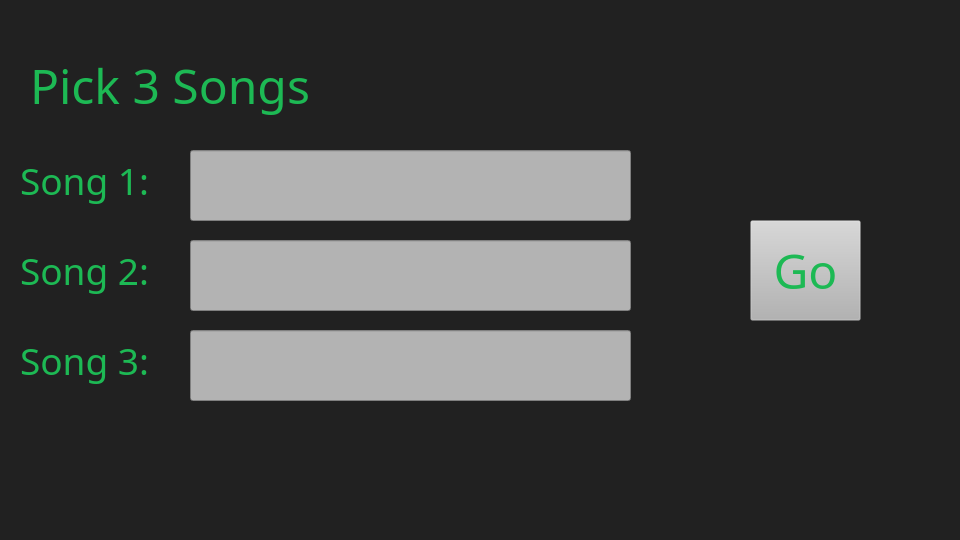
samza1100/p3-test, file mainwindow.ui: the form before one commit.
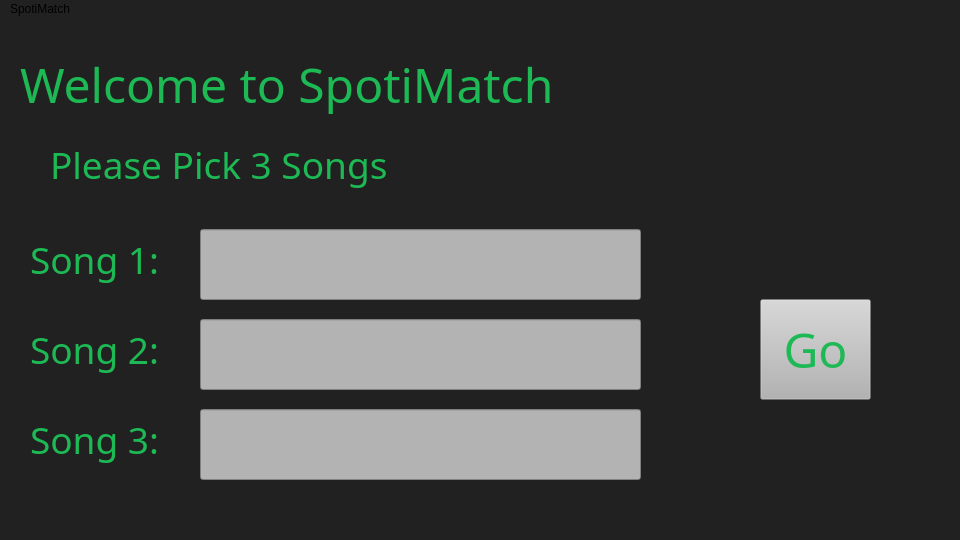
The form after the commit.

Commit message: added welcome text

```diff
--- a/mainwindow.ui
+++ b/mainwindow.ui
@@ -20,15 +20,15 @@
    <widget class="QPushButton" name="goButton">
     <property name="geometry">
      <rect>
-      <x>750</x>
-      <y>220</y>
+      <x>760</x>
+      <y>280</y>
       <width>111</width>
       <height>101</height>
      </rect>
     </property>
     <property name="font">
      <font>
-      <family>Corbel</family>
+      <family>Century Gothic</family>
       <pointsize>36</pointsize>
      </font>
     </property>
@@ -43,15 +43,15 @@
    <widget class="QLabel" name="TextS1">
     <property name="geometry">
      <rect>
-      <x>20</x>
-      <y>150</y>
+      <x>30</x>
+      <y>210</y>
       <width>151</width>
       <height>61</height>
      </rect>
     </property>
     <property name="font">
      <font>
-      <family>Corbel</family>
+      <family>Century Gothic</family>
       <pointsize>28</pointsize>
       <bold>false</bold>
      </font>
@@ -67,15 +67,15 @@
    <widget class="QLineEdit" name="song3">
     <property name="geometry">
      <rect>
-      <x>190</x>
-      <y>330</y>
+      <x>200</x>
+      <y>390</y>
       <width>441</width>
       <height>71</height>
      </rect>
     </property>
     <property name="font">
      <font>
-      <family>Comfortaa</family>
+      <family>Century Gothic</family>
       <pointsize>28</pointsize>
      </font>
     </property>
@@ -86,15 +86,15 @@
    <widget class="QLineEdit" name="song2">
     <property name="geometry">
      <rect>
-      <x>190</x>
-      <y>240</y>
+      <x>200</x>
+      <y>300</y>
       <width>441</width>
       <height>71</height>
      </rect>
     </property>
     <property name="font">
      <font>
-      <family>Comfortaa</family>
+      <family>Century Gothic</family>
       <pointsize>28</pointsize>
      </font>
     </property>
@@ -105,16 +105,16 @@
    <widget class="QLabel" name="mainLable">
     <property name="geometry">
      <rect>
-      <x>30</x>
-      <y>50</y>
-      <width>331</width>
+      <x>50</x>
+      <y>110</y>
+      <width>471</width>
       <height>71</height>
      </rect>
     </property>
     <property name="font">
      <font>
-      <family>Corbel</family>
-      <pointsize>36</pointsize>
+      <family>Century Gothic</family>
+      <pointsize>28</pointsize>
       <bold>false</bold>
      </font>
     </property>
@@ -123,21 +123,21 @@
 background-color: rgba(255, 255, 255, 0);</string>
     </property>
     <property name="text">
-     <string>Pick 3 Songs</string>
+     <string>Please Pick 3 Songs</string>
     </property>
    </widget>
    <widget class="QLabel" name="TextS3">
     <property name="geometry">
      <rect>
-      <x>20</x>
-      <y>330</y>
+      <x>30</x>
+      <y>390</y>
       <width>151</width>
       <height>61</height>
      </rect>
     </property>
     <property name="font">
      <font>
-      <family>Corbel</family>
+      <family>Century Gothic</family>
       <pointsize>28</pointsize>
       <bold>false</bold>
      </font>
@@ -156,15 +156,15 @@
    <widget class="QLineEdit" name="song1">
     <property name="geometry">
      <rect>
-      <x>190</x>
-      <y>150</y>
+      <x>200</x>
+      <y>210</y>
       <width>441</width>
       <height>71</height>
      </rect>
     </property>
     <property name="font">
      <font>
-      <family>Comfortaa</family>
+      <family>Century Gothic</family>
       <pointsize>28</pointsize>
      </font>
     </property>
@@ -175,15 +175,15 @@
    <widget class="QLabel" name="TextS2">
     <property name="geometry">
      <rect>
-      <x>20</x>
-      <y>240</y>
+      <x>30</x>
+      <y>300</y>
       <width>151</width>
       <height>61</height>
      </rect>
     </property>
     <property name="font">
      <font>
-      <family>Corbel</family>
+      <family>Century Gothic</family>
       <pointsize>28</pointsize>
       <bold>false</bold>
      </font>
@@ -196,6 +196,29 @@
      <string>Song 2:</string>
     </property>
    </widget>
+   <widget class="QLabel" name="labelWel">
+    <property name="geometry">
+     <rect>
+      <x>20</x>
+      <y>30</y>
+      <width>591</width>
+      <height>71</height>
+     </rect>
+    </property>
+    <property name="font">
+     <font>
+      <family>Century Gothic</family>
+      <pointsize>36</pointsize>
+     </font>
+    </property>
+    <property name="styleSheet">
+     <string notr="true">color: rgb(29, 185, 84);
+background-color: rgba(255, 255, 255, 0);</string>
+    </property>
+    <property name="text">
+     <string>Welcome to SpotiMatch</string>
+    </property>
+   </widget>
   </widget>
   <widget class="QMenuBar" name="menubar">
    <property name="geometry">
@@ -206,6 +229,12 @@
      <height>21</height>
     </rect>
    </property>
+   <widget class="QMenu" name="menuSpotiMatch">
+    <property name="title">
+     <string>SpotiMatch</string>
+    </property>
+   </widget>
+   <addaction name="menuSpotiMatch"/>
   </widget>
   <widget class="QStatusBar" name="statusbar"/>
  </widget>
```
Left out of the diff: 2 changed lines with no effect on the pictures.
